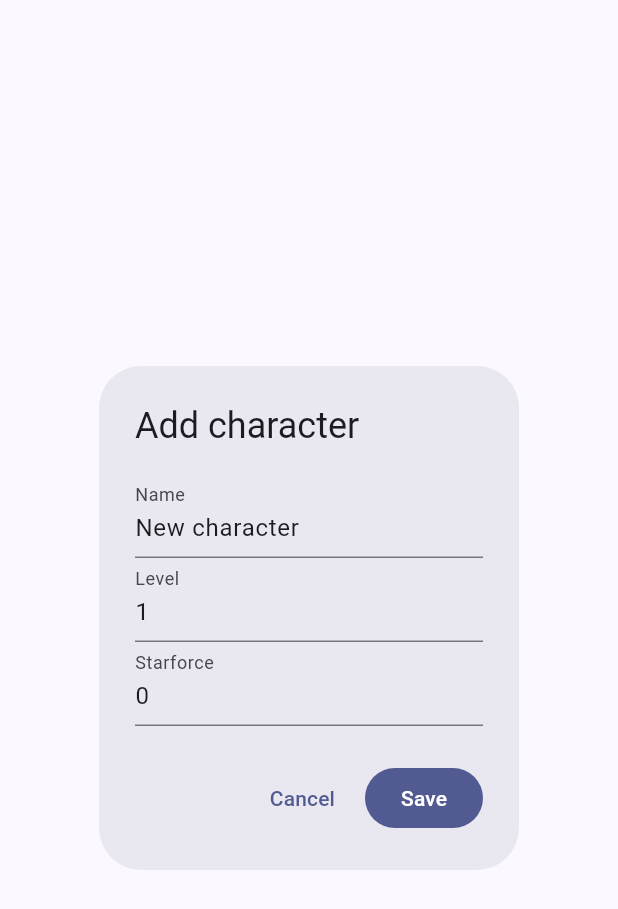
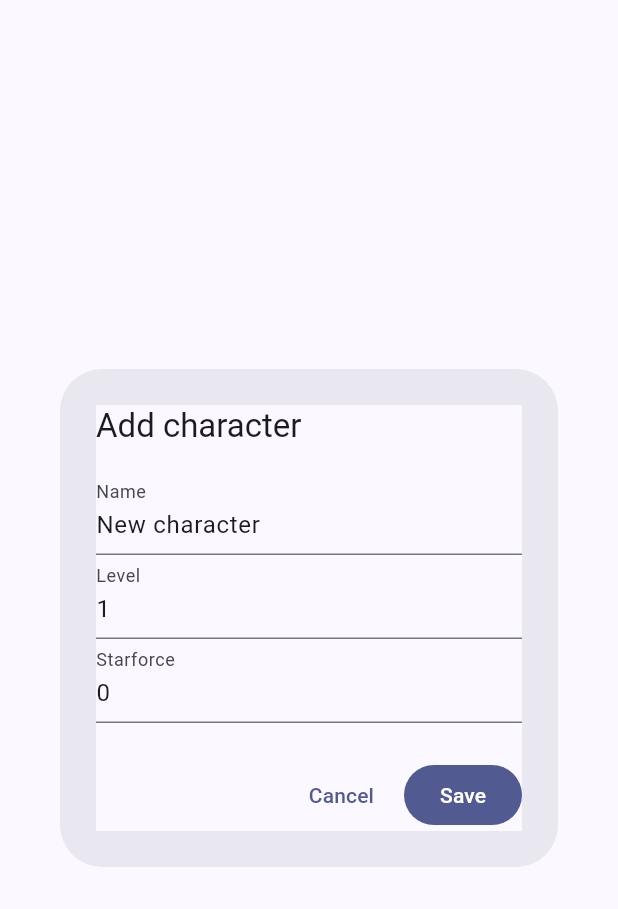
Before and after one commit to allanjchiang/MapleStoryM, a Flutter app: the CharacterDialog widget shown alone on an empty page, opened directly, on a phone screen of 412 x 824 dp. Shown: the top 909 px of the screen. Run offline on Flutter 3.47's test engine with Material 3 defaults, Android fonts, the phone set to English and light mode, and no system bars; our stand-ins replace file_picker, hive, hive_flutter; missing offline and left inert: file_saver; accounts and stored records are empty.

Commit message:
Rebuild for web

```diff
--- a/msm_tracker/lib/src/screens/home_screen.dart
+++ b/msm_tracker/lib/src/screens/home_screen.dart
@@ -68,6 +68,8 @@ class _HomeScreenState extends State<HomeScreen> {
   Future<void> _addCharacter() async {
     final created = await showDialog<MsmCharacter>(
       context: context,
+      useRootNavigator: true,
+      barrierDismissible: true,
       builder: (context) => CharacterDialog(
         title: 'Add character',
         initial: MsmCharacter(
@@ -89,6 +91,8 @@ class _HomeScreenState extends State<HomeScreen> {
   Future<void> _editCharacter(MsmCharacter c) async {
     final edited = await showDialog<MsmCharacter>(
       context: context,
+      useRootNavigator: true,
+      barrierDismissible: true,
       builder: (context) => CharacterDialog(
         title: 'Edit character',
         initial: c,
@@ -632,41 +636,75 @@ class _CharacterDialogState extends State<CharacterDialog> {
 
   @override
   Widget build(BuildContext context) {
-    return AlertDialog(
-      title: Text(widget.title),
-      content: Column(
+    final theme = Theme.of(context);
+    final maxW = MediaQuery.sizeOf(context).width - 48;
+
+    // Use Dialog + Material instead of AlertDialog alone — on Flutter Web,
+    // AlertDialog + TextField can paint as an empty/transparent sheet.
+    return Dialog(
+      clipBehavior: Clip.antiAlias,
+      child: ConstrainedBox(
+        constraints: BoxConstraints(maxWidth: maxW < 400 ? maxW : 400),
+        child: Padding(
+          padding: const EdgeInsets.all(24),
+          child: Material(
+            color: theme.colorScheme.surface,
+            child: SingleChildScrollView(
+              child: Column(
                 mainAxisSize: MainAxisSize.min,
+                crossAxisAlignment: CrossAxisAlignment.stretch,
                 children: [
+                  Text(widget.title, style: theme.textTheme.titleLarge),
+                  const SizedBox(height: 16),
                   TextField(
                     controller: _name,
                     decoration: const InputDecoration(labelText: 'Name'),
+                    textInputAction: TextInputAction.next,
                   ),
                   TextField(
                     controller: _level,
                     keyboardType: TextInputType.number,
                     decoration: const InputDecoration(labelText: 'Level'),
+                    textInputAction: TextInputAction.next,
                   ),
                   TextField(
                     controller: _sf,
                     keyboardType: TextInputType.number,
                     decoration: const InputDecoration(labelText: 'Starforce'),
+                    textInputAction: TextInputAction.done,
                   ),
-        ],
+                  const SizedBox(height: 24),
+                  Row(
+                    mainAxisAlignment: MainAxisAlignment.end,
+                    children: [
+                      TextButton(
+                        onPressed: () => Navigator.pop(context),
+                        child: const Text('Cancel'),
                       ),
-      actions: [
-        TextButton(onPressed: () => Navigator.pop(context), child: const Text('Cancel')),
+                      const SizedBox(width: 8),
                       FilledButton(
                         onPressed: () {
                           final next = widget.initial.copyWith(
-              name: _name.text.trim().isEmpty ? widget.initial.name : _name.text.trim(),
-              level: _parseInt(_level, fallback: widget.initial.level, min: 1),
-              starforce: _parseInt(_sf, fallback: widget.initial.starforce, min: 0),
+                            name: _name.text.trim().isEmpty
+                                ? widget.initial.name
+                                : _name.text.trim(),
+                            level: _parseInt(_level,
+                                fallback: widget.initial.level, min: 1),
+                            starforce: _parseInt(_sf,
+                                fallback: widget.initial.starforce, min: 0),
                           );
                           Navigator.pop(context, next);
                         },
                         child: const Text('Save'),
                       ),
                     ],
+                  ),
+                ],
+              ),
+            ),
+          ),
+        ),
+      ),
     );
   }
 }
```
Also changed, not shown: 2 other files. Lines whose indentation alone changed are shown as unchanged.
